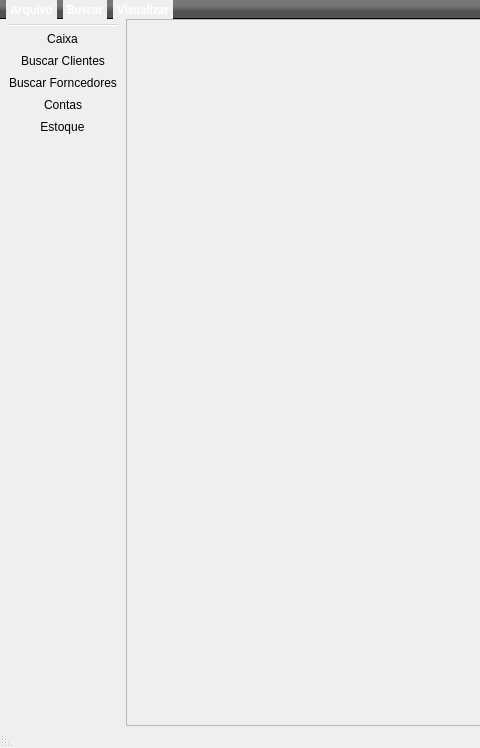
jmessias1725/sexloja, file loja/tela_principal.ui: the form before one commit; both pictures show x 0 to 480 and y 0 to 748 of the 1044 by 748 pixel window.
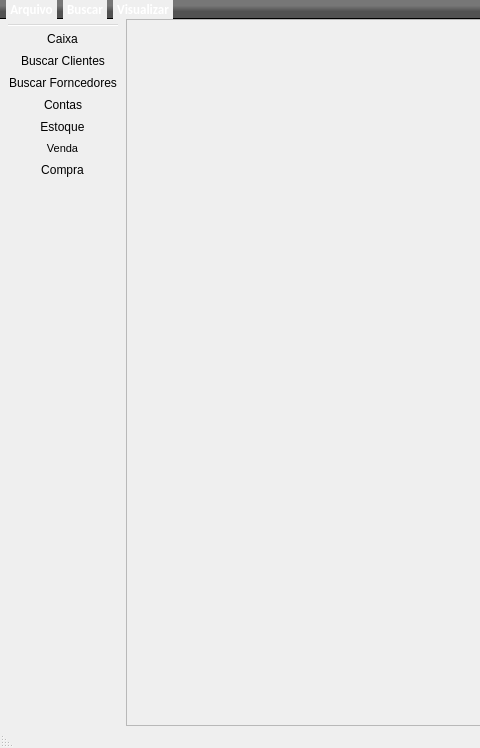
The form after the commit. Icons and pictures are not drawn.

Patch:
```diff
--- a/loja/tela_principal.ui
+++ b/loja/tela_principal.ui
@@ -780,6 +780,8 @@
    <addaction name="consultar_fornecedores"/>
    <addaction name="listar_contas"/>
    <addaction name="Estoque"/>
+   <addaction name="realizar_venda"/>
+   <addaction name="realizar_compra"/>
   </widget>
   <action name="consultar_clientes">
    <property name="icon">
```
